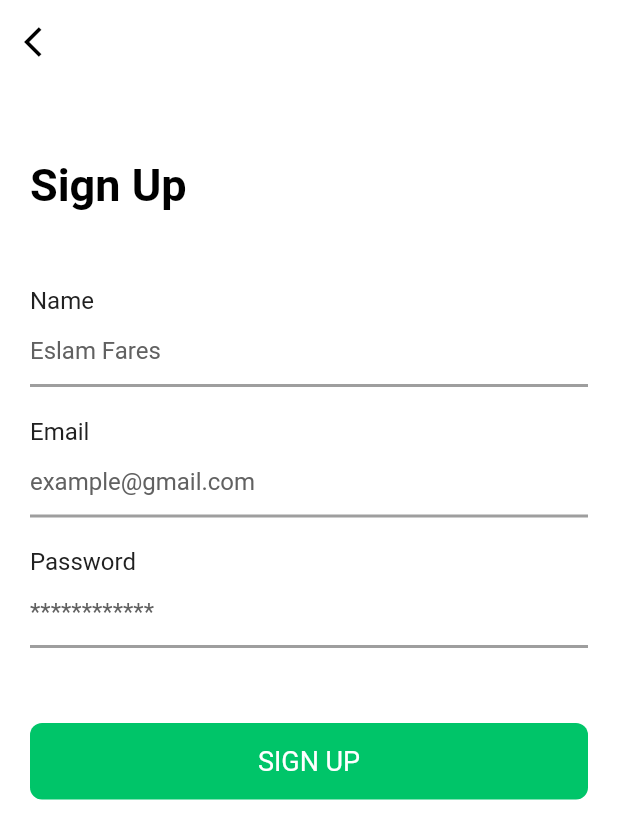
After one commit to EslamFares/E-Commerce, a Flutter app: the screen it shows after launch, after a tap on "Sign Up", on a phone screen of 412 x 824 dp. The commit adds this screen. Shown: the top 839 px of the screen. Run offline on Flutter 3.47's test engine with Material 2 defaults, Android fonts, the phone set to English and light mode, and no system bars; our stand-ins replace cloud_firestore, firebase_auth, firebase_core, get, google_sign_in; missing offline and left inert: flutter_facebook_login; accounts and stored records are empty.

Commit message:
end login

```diff
--- /dev/null
+++ b/lib/core/services/firestore_user.dart
@@ -0,0 +1,12 @@
+import 'package:cloud_firestore/cloud_firestore.dart';
+import 'package:e_commerce/model/user_model.dart';
+
+class FireStoreUser {
+  final CollectionReference _userCollectionRef =
+      FirebaseFirestore.instance.collection('User');
+  Future<void> addUserToFireStore(UserModel userModel) async {
+    return await _userCollectionRef
+        .doc(userModel.userId)
+        .set(userModel.toJson());
+  }
+}
--- /dev/null
+++ b/lib/model/user_model.dart
@@ -0,0 +1,18 @@
+class UserModel {
+  String userId, email, name, pic;
+  UserModel({this.userId, this.name, this.email, this.pic});
+
+  UserModel.fromJson(Map<dynamic, dynamic> map) {
+    if (map == null) {
+      return;
+    }
+    userId = map['userId'];
+    email = map['email'];
+    name = map['name'];
+    pic = map['pic'];
+  }
+
+  toJson() {
+    return {'userId': userId, 'email': email, 'name': name, 'pic': pic};
+  }
+}
--- a/lib/view/auth/login_screen.dart
+++ b/lib/view/auth/login_view.dart
@@ -1,5 +1,6 @@
 import 'package:e_commerce/constance.dart';
 import 'package:e_commerce/core/view_model/auth_view_model.dart';
+import 'package:e_commerce/view/auth/register_view.dart';
 import 'package:e_commerce/view/widgets/custom_button.dart';
 import 'package:e_commerce/view/widgets/custom_button_social.dart';
 import 'package:e_commerce/view/widgets/custom_text.dart';
@@ -7,7 +8,7 @@ import 'package:e_commerce/view/widgets/custom_text_form_field.dart';
 import 'package:flutter/material.dart';
 import 'package:get/get.dart';
 
-class LoginScreen extends GetWidget<AuthViewModel> {
+class LoginView extends GetWidget<AuthViewModel> {
   final GlobalKey<FormState> _formKey = GlobalKey<FormState>();
   @override
   Widget build(BuildContext context) {
@@ -32,10 +33,15 @@ class LoginScreen extends GetWidget<AuthViewModel> {
                       fontSize: 30,
                       fontWeight: FontWeight.bold,
                     ),
-                    CustomText(
-                      txt: 'Sign Up',
-                      fontSize: 18,
-                      color: primaryColor,
+                    FlatButton(
+                                          child: CustomText(
+                        txt: 'Sign Up',
+                        fontSize: 18,
+                        color: primaryColor,
+                      ),
+                      onPressed: (){
+                        Get.to(RegisterView());
+                      },
                     ),
                   ],
                 ),
@@ -93,7 +99,7 @@ class LoginScreen extends GetWidget<AuthViewModel> {
                     if (_formKey.currentState.validate()) {
                       controller.signInWithEmailAndPassword();
                     }
-                    // Get.to(SecondScreen());
+
                   },
                 ),
                 SizedBox(height: 20),
--- /dev/null
+++ b/lib/view/auth/register_view.dart
@@ -0,0 +1,106 @@
+import 'package:e_commerce/core/view_model/auth_view_model.dart';
+import 'package:e_commerce/view/widgets/custom_button.dart';
+import 'package:e_commerce/view/widgets/custom_text.dart';
+import 'package:e_commerce/view/widgets/custom_text_form_field.dart';
+import 'package:flutter/material.dart';
+import 'package:get/get.dart';
+import 'login_view.dart';
+
+class RegisterView extends GetWidget<AuthViewModel> {
+  final GlobalKey<FormState> _formKey = GlobalKey<FormState>();
+  @override
+  Widget build(BuildContext context) {
+    return Scaffold(
+      backgroundColor: Colors.white,
+      appBar: AppBar(
+        leading: IconButton(
+          icon: Icon(
+            Icons.arrow_back_ios,
+            color: Colors.black,
+          ),
+          onPressed: () {
+            Get.off(LoginView());
+          },
+        ),
+        elevation: 0,
+        backgroundColor: Colors.white,
+      ),
+      body: Padding(
+        padding: const EdgeInsets.only(top: 50, left: 20, right: 20),
+        child: SingleChildScrollView(
+          child: Form(
+            key: _formKey,
+            child: Column(
+              children: [
+                CustomText(
+                  txt: 'Sign Up',
+                  fontSize: 30,
+                  fontWeight: FontWeight.bold,
+                ),
+                SizedBox(height: 50),
+                CustomTextFormField(
+                  text: 'Name',
+                  hint: 'Eslam Fares',
+                  onSave: (value) {
+                    controller.name = value;
+                  },
+                  validator: (value) {
+                    if (value == null) {
+                      print('Error Name');
+                    }
+                  },
+                ),
+                SizedBox(height: 20),
+                CustomTextFormField(
+                  text: 'Email',
+                  hint: 'example@gmail.com',
+                  onSave: (value) {
+                    controller.email = value;
+                  },
+                  validator: (value) {
+                    if (value == null) {
+                      print('Error Email');
+                    }
+                  },
+                ),
+                SizedBox(height: 20),
+                CustomTextFormField(
+                  text: 'Password',
+                  hint: '************',
+                  hidepass: true,
+                  onSave: (value) {
+                    controller.password = value;
+                  },
+                  validator: (value) {
+                    if (value == null) {
+                      print('Error Pass');
+                      Get.snackbar('password', 'pass null',
+                          snackPosition: SnackPosition.BOTTOM);
+                    }
+                    if (value.toString().length < 6) {
+                      print('Error Pass < 6 letter');
+                      Get.snackbar('password', 'pass Pass < 6 letter',
+                          snackPosition: SnackPosition.BOTTOM);
+                    }
+                  },
+                ),
+                SizedBox(height: 50),
+                CustomButton(
+                  text: 'SIGN UP',
+                  onPressed: () {
+                    _formKey.currentState.save();
+                    if (_formKey.currentState.validate()) {
+                      controller.createAccountWithEmailAndPassword();
+                    }
+
+                  },
+                ),
+                SizedBox(height: 20),
+              ],
+            ),
+          ),
+        ),
+      ),
+    );
+  }
+}
--- a/lib/view/control_view.dart
+++ b/lib/view/control_view.dart
@@ -1,5 +1,5 @@
 import 'package:e_commerce/core/view_model/auth_view_model.dart';
-import 'package:e_commerce/view/auth/login_screen.dart';
+import 'package:e_commerce/view/auth/login_view.dart';
 import 'package:flutter/material.dart';
 import 'package:get/get.dart';
 import 'home_view.dart';
@@ -10,7 +10,7 @@ class ControlView extends GetWidget<AuthViewModel> {
     return Obx(() {
       return (Get.find<AuthViewModel>().user != null)
           ? HomeView()
-          : LoginScreen();
+          : LoginView();
     });
   }
 }
--- a/lib/view/home_view.dart
+++ b/lib/view/home_view.dart
@@ -1,4 +1,4 @@
-import 'package:e_commerce/view/auth/login_screen.dart';
+import 'package:e_commerce/view/auth/login_view.dart';
 import 'package:firebase_auth/firebase_auth.dart';
 import 'package:flutter/material.dart';
 import 'package:get/get.dart';
@@ -16,7 +16,7 @@ class HomeView extends StatelessWidget {
         child: FlatButton(
           onPressed: () {
             _auth.signOut();
-            Get.offAll(LoginScreen());
+            Get.offAll(LoginView());
           },
           child: Text('LogOut'),
           color: Colors.red,
--- a/pubspec.yaml
+++ b/pubspec.yaml
@@ -21,6 +21,7 @@ dependencies:
   firebase_core: "0.5.3"
   firebase_auth: "^0.18.4"
   flutter_facebook_login: ^3.0.0
+  cloud_firestore: "^0.14.4"
 
 dev_dependencies:
   flutter_test:
```
Also changed, not shown: lib/core/view_model/auth_view_model.dart (+35 -8 lines), pubspec.lock.
